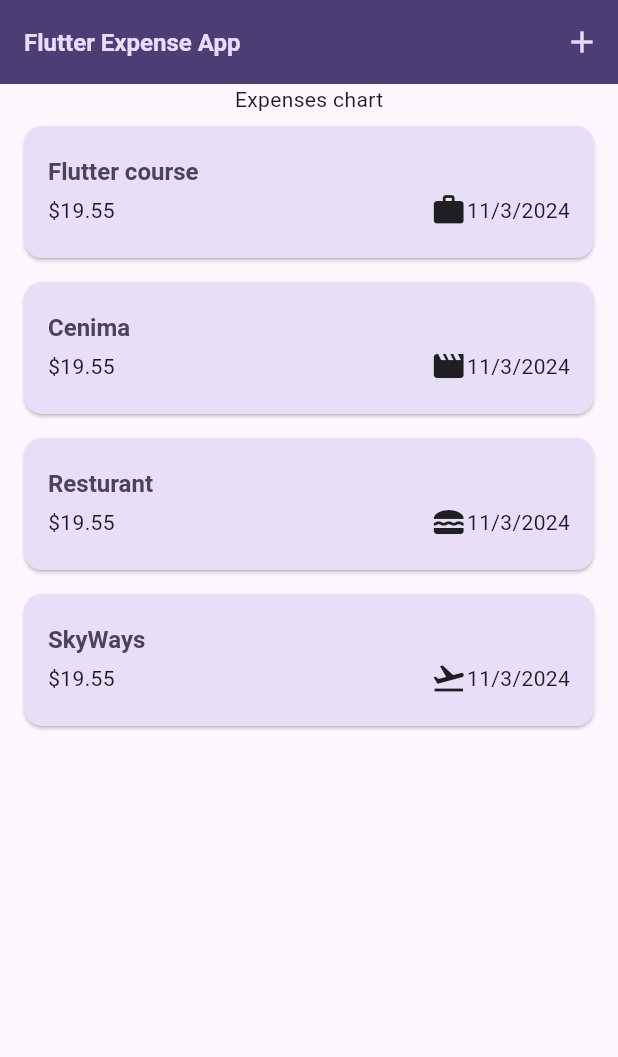
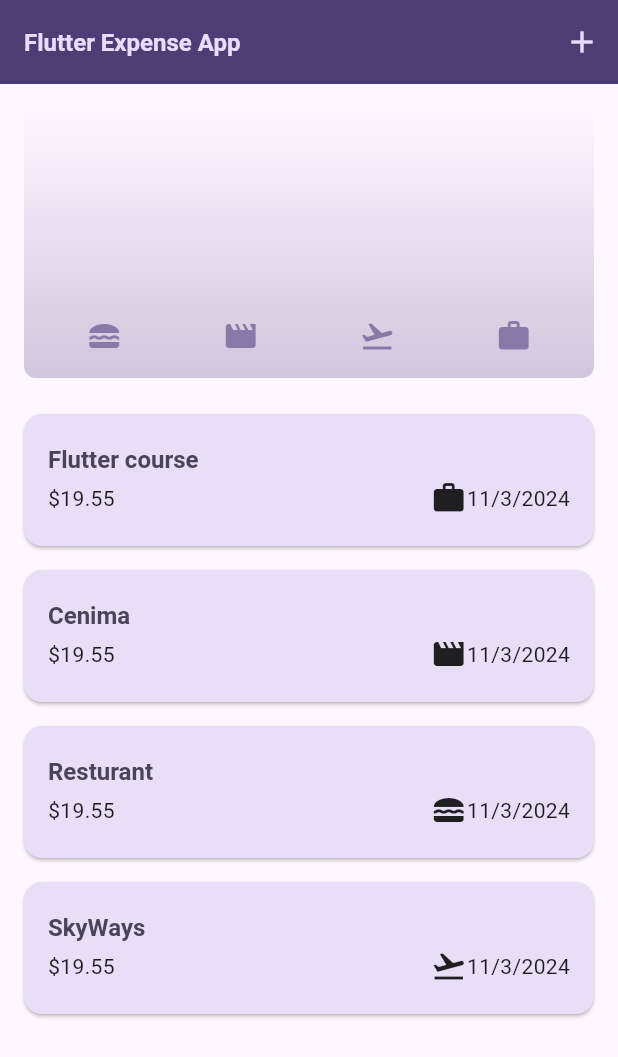
Before and after one commit to Junaidchohan/Maximilian_Schwarzmuller_Project, a Flutter app: the screen it shows after launch, on a phone screen of 412 x 824 dp. Shown: the top 1057 px of the screen. Run offline on Flutter 3.47's test engine with Material 3 defaults, Android fonts, the phone set to English and light mode, and no system bars.

Commit message:
Using another kind of loop (for-in) and Adding alternative construction Function and filtering list. And adding chart widget

```diff
--- a/lib/main.dart
+++ b/lib/main.dart
@@ -58,7 +58,7 @@
               ),
             ),
       ),
-      // themeMode: ThemeMode.system, // default
+     // themeMode: ThemeMode.system, // default
       home: const Expenses(),
     ),
   );
--- a/lib/model/expense.dart
+++ b/lib/model/expense.dart
@@ -8,7 +8,7 @@
 
 enum Category { food, traval, leisure, work }
 
-const categoryIcon = {
+const categoryIcons = {
   Category.food: Icons.lunch_dining,
   Category.traval: Icons.flight_takeoff,
   Category.leisure: Icons.movie,
@@ -29,8 +29,34 @@
   final double amount;
   final Category category;
 
-
-  String get formatedDate{
+  String get formatedDate {
     return formatter.format(date);
   }
 }
+
+class ExpenseBucket {
+  ExpenseBucket({
+    required this.category,
+    required this.expenses,
+  });
+
+  ExpenseBucket.forCategory(
+    List<Expense> allExpense,
+    this.category,
+  ) : expenses = allExpense
+            .where(
+              (expense) => expense == category,
+            )
+            .toList();
+
+  final Category category;
+  final List<Expense> expenses;
+
+  double get totalExpenses {
+    double sum = 0;
+    for (final expense in expenses) {
+      sum += expense.amount; // sum = sum + expense.amount
+    }
+    return sum;
+  }
+}
--- a/lib/widgets/expense.dart
+++ b/lib/widgets/expense.dart
@@ -1,8 +1,9 @@
+import 'package:expenses__app/widgets/expenses_list/chart/chart.dart';
 import 'package:expenses__app/widgets/expenses_list/expenses_list.dart';
 import 'package:expenses__app/model/expense.dart';
 import 'package:expenses__app/widgets/new_expense.dart';
 import 'package:flutter/material.dart';
-import 'package:flutter/widgets.dart';
+
 
 class Expenses extends StatefulWidget {
   const Expenses({super.key});
@@ -97,7 +98,10 @@
         ],
       ),
       body: Column(
-        children: [const Text("Expenses chart"), Expanded(child: mainContent)],
+        children: [
+          Chart(expenses: _registerExpense),
+          Expanded(child: mainContent),
+        ],
       ),
     );
   }
--- /dev/null
+++ b/lib/widgets/expenses_list/chart/chart.dart
@@ -0,0 +1,94 @@
+import 'package:expenses__app/model/expense.dart';
+import 'package:expenses__app/widgets/expenses_list/chart/chart_bar.dart';
+import 'package:flutter/material.dart';
+
+class Chart extends StatelessWidget {
+  const Chart({super.key, required this.expenses});
+
+  final List<Expense> expenses;
+
+  List<ExpenseBucket> get buckets {
+    return [
+      ExpenseBucket.forCategory(expenses, Category.food),
+      ExpenseBucket.forCategory(expenses, Category.leisure),
+      ExpenseBucket.forCategory(expenses, Category.traval),
+      ExpenseBucket.forCategory(expenses, Category.work),
+    ];
+  }
+
+  double get maxTotalExpense {
+    double maxTotalExpense = 0;
+
+    for (final bucket in buckets) {
+      if (bucket.totalExpenses > maxTotalExpense) {
+        maxTotalExpense = bucket.totalExpenses;
+      }
+    }
+
+    return maxTotalExpense;
+  }
+
+  @override
+  Widget build(BuildContext context) {
+    final isDarkMode =
+        MediaQuery.of(context).platformBrightness == Brightness.dark;
+    return Container(
+      margin: const EdgeInsets.all(16),
+      padding: const EdgeInsets.symmetric(
+        vertical: 16,
+        horizontal: 8,
+      ),
+      width: double.infinity,
+      height: 180,
+      decoration: BoxDecoration(
+        borderRadius: BorderRadius.circular(8),
+        gradient: LinearGradient(
+          colors: [
+            Theme.of(context).colorScheme.primary.withOpacity(0.3),
+            Theme.of(context).colorScheme.primary.withOpacity(0.0)
+          ],
+          begin: Alignment.bottomCenter,
+          end: Alignment.topCenter,
+        ),
+      ),
+      child: Column(
+        children: [
+          Expanded(
+            child: Row(
+              crossAxisAlignment: CrossAxisAlignment.end,
+              children: [
+                for (final bucket in buckets) // alternative to map()
+                  ChartBar(
+                    fill: bucket.totalExpenses == 0
+                        ? 0
+                        : bucket.totalExpenses / maxTotalExpense,
+                  )
+              ],
+            ),
+          ),
+          const SizedBox(height: 12),
+          Row(
+            children: buckets
+                .map(
+                  (bucket) => Expanded(
+                    child: Padding(
+                      padding: const EdgeInsets.symmetric(horizontal: 4),
+                      child: Icon(
+                        categoryIcons[bucket.category],
+                        color: isDarkMode
+                            ? Theme.of(context).colorScheme.secondary
+                            : Theme.of(context)
+                                .colorScheme
+                                .primary
+                                .withOpacity(0.7),
+                      ),
+                    ),
+                  ),
+                )
+                .toList(),
+          )
+        ],
+      ),
+    );
+  }
+}
--- /dev/null
+++ b/lib/widgets/expenses_list/chart/chart_bar.dart
@@ -0,0 +1,34 @@
+import 'package:flutter/material.dart';
+
+class ChartBar extends StatelessWidget {
+  const ChartBar({
+    super.key,
+    required this.fill,
+  });
+
+  final double fill;
+
+  @override
+  Widget build(BuildContext context) {
+    final isDarkMode =
+        MediaQuery.of(context).platformBrightness == Brightness.dark;
+    return Expanded(
+      child: Padding(
+        padding: const EdgeInsets.symmetric(horizontal: 4),
+        child: FractionallySizedBox(
+          heightFactor: fill,
+          child: DecoratedBox(
+            decoration: BoxDecoration(
+              shape: BoxShape.rectangle,
+              borderRadius:
+                  const BorderRadius.vertical(top: Radius.circular(8)),
+              color: isDarkMode
+                  ? Theme.of(context).colorScheme.secondary
+                  : Theme.of(context).colorScheme.primary.withOpacity(0.65),
+            ),
+          ),
+        ),
+      ),
+    );
+  }
+}
--- a/lib/widgets/expenses_list/expenses_item.dart
+++ b/lib/widgets/expenses_list/expenses_item.dart
@@ -29,7 +29,7 @@
                 const Spacer(),
                 Row(
                   children: [
-                    Icon(categoryIcon[expense.category]),
+                    Icon(categoryIcons[expense.category]),
                     Text(expense.formatedDate),
                   ],
                 )
```
